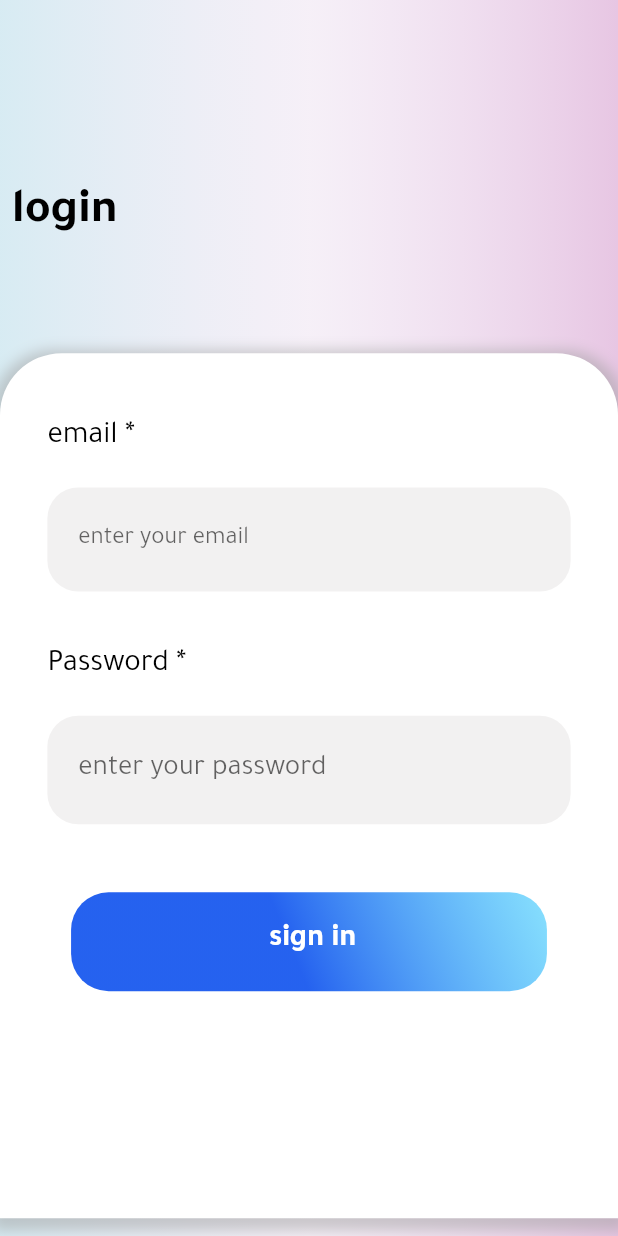
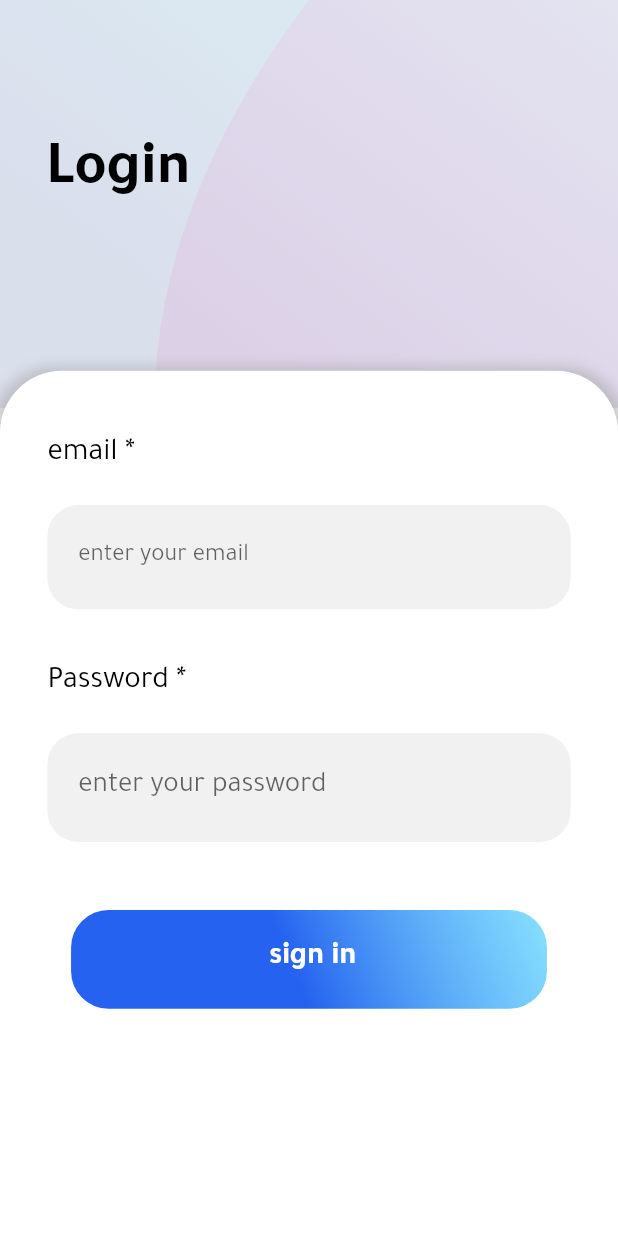
Before and after one commit to dwd330/todo, a Flutter app: the screen it shows after launch, on a phone screen of 412 x 824 dp. Run offline on Flutter 3.47's test engine with Material 2 defaults, Android fonts, the phone set to English and light mode, and no system bars; our stand-ins replace get, get_storage, isar, sizer; accounts and stored records are empty; generated files the repository leaves out were written again.

Commit message:
updated login ui

```diff
--- a/lib/utils/constants.dart
+++ b/lib/utils/constants.dart
@@ -1,22 +1,3 @@
-import 'package:flutter/material.dart';
-
-final ButtonStyle style1 = ElevatedButton.styleFrom(
-    foregroundColor: Colors.white,
-    backgroundColor: const Color.fromARGB(255, 27, 75, 166),
-    textStyle: const TextStyle(fontSize: 33));
-
-final ButtonStyle style2 = ElevatedButton.styleFrom(
-    foregroundColor: Colors.white,
-    backgroundColor: const Color.fromARGB(255, 163, 104, 83),
-    textStyle: const TextStyle(fontSize: 33));
-final ButtonStyle style3 = ElevatedButton.styleFrom(
-  elevation: 0,
-  foregroundColor: Colors.white,
-  backgroundColor: const Color.fromARGB(221, 19, 119, 213),
-);
-//color paltte
-const Color mainColor = Color.fromARGB(255, 22, 4, 75);
-
 //get_storage key
 const String isusertoken = "isusertoken";
 const String usertokenkey = "usertokenrolekey";
--- a/lib/utils/theme.dart
+++ b/lib/utils/theme.dart
@@ -15,7 +15,12 @@ const Color kCOlor7 = Color.fromARGB(202, 209, 224, 228);
 const kPrimaryColor = Color.fromARGB(255, 27, 5, 124);
 const inactiveColor = Color(0xFFb36365);
 const bgcolorlite = Color.fromARGB(132, 241, 244, 245);
+final ButtonStyle style1 = ElevatedButton.styleFrom(
+    foregroundColor: Colors.white,
+    backgroundColor: const Color.fromARGB(255, 27, 75, 166),
+    textStyle: const TextStyle(fontSize: 33));
 
+//color paltte
 class ThemesApp {
   static final light = ThemeData(
     fontFamily: "Tajawal",
--- a/lib/view/screens/components/Carditems.dart
+++ b/lib/view/screens/components/list_todos.dart
@@ -1,13 +1,12 @@
 import 'package:flutter/material.dart';
 import 'package:get/get.dart';
-import 'package:sizer/sizer.dart';
 
 import '../../../logic/controllers/main_controller.dart';
 import '../../../routes/routes.dart';
 import 'build_todo_card.dart';
 
-class CardItems extends StatelessWidget {
-  CardItems({Key? key}) : super(key: key);
+class ListTodos extends StatelessWidget {
+  ListTodos({Key? key}) : super(key: key);
 
   final controller = Get.find<MainController>();
 
@@ -50,13 +49,17 @@ class CardItems extends StatelessWidget {
                             return buildTodoCard(
                               todo: controller.todoList[index],
                               mainController: controller,
-                              onTap: () {},
+                              onTap: () {
+                                print("tapped..");
+                              },
                             );
                           } else {
                             return buildTodoCard(
                                 todo: controller.fliterList[index],
                                 mainController: controller,
-                                onTap: () {});
+                                onTap: () {
+                                  print("tapped...");
+                                });
                           }
                         },
                       ),
--- a/lib/view/screens/login/login_screen.dart
+++ b/lib/view/screens/login/login_screen.dart
@@ -1,5 +1,6 @@
 import 'package:flutter/material.dart';
 import 'package:sizer/sizer.dart';
+import 'package:todo/view/widgets/custom_background.dart';
 import '../../widgets/text_input.dart';
 import 'login_form.dart';
 
@@ -10,40 +11,25 @@ class LoginScreen extends StatelessWidget {
   Widget build(BuildContext context) {
     return Scaffold(
         body: SafeArea(
-      child: SingleChildScrollView(
-          child: Container(
-        width: 100.w,
-        height: 100.h,
-        padding: EdgeInsets.only(top: 10.h),
-        decoration: const BoxDecoration(
-            gradient: LinearGradient(
-          begin: Alignment.topRight,
-          end: Alignment.topLeft,
-          colors: [
-            Color.fromARGB(255, 231, 198, 227),
-            Color.fromARGB(105, 240, 225, 244),
-            Color.fromARGB(155, 193, 226, 238)
-          ],
-        )),
-        child: Padding(
-          padding: EdgeInsets.only(top: 5.h),
-          child: Column(
-            crossAxisAlignment: CrossAxisAlignment.start,
-            mainAxisAlignment: MainAxisAlignment.end,
-            children: [
-              Expanded(
-                flex: 1,
-                child: TextInput(
-                    fontSize: 24.sp,
-                    fontWeight: FontWeight.bold,
-                    text: " login",
-                    color: Colors.black),
-              ),
-              Expanded(flex: 6, child: LoginForm()),
-            ],
+            child: SingleChildScrollView(
+      child: CustomBackground(
+          widget: Column(
+        crossAxisAlignment: CrossAxisAlignment.start,
+        children: [
+          Expanded(
+            flex: 3,
+            child: Padding(
+              padding: EdgeInsets.only(top: 11.h, left: 5.w),
+              child: TextInput(
+                  fontSize: 30.sp,
+                  fontWeight: FontWeight.bold,
+                  text: " Login",
+                  color: Colors.black),
+            ),
           ),
-        ),
+          const Expanded(flex: 7, child: LoginForm()),
+        ],
       )),
-    ));
+    )));
   }
 }
--- a/lib/view/screens/main_screen.dart
+++ b/lib/view/screens/main_screen.dart
@@ -5,7 +5,7 @@ import '../../logic/controllers/main_controller.dart';
 import '../widgets/custom_flitericon.dart';
 import '../widgets/floating_action_widget.dart';
 import '../widgets/text_input.dart';
-import 'components/Carditems.dart';
+import 'components/list_todos.dart';
 
 class MainScreen extends StatefulWidget {
   const MainScreen({Key? key}) : super(key: key);
@@ -57,7 +57,7 @@ class _MainScreenState extends State<MainScreen> {
               Color.fromARGB(146, 167, 172, 230)
             ],
           )),
-          child: CardItems(),
+          child: ListTodos(),
         ),
       ),
     );
--- a/lib/view/widgets/button.dart
+++ b/lib/view/widgets/button.dart
@@ -2,7 +2,7 @@ import 'package:flutter/material.dart';
 import 'package:get/get_rx/src/rx_typedefs/rx_typedefs.dart';
 import 'package:sizer/sizer.dart';
 
-import '../../utils/constants.dart';
+import '../../utils/theme.dart';
 import 'text_input.dart';
 
 class AppButton extends StatelessWidget {
--- /dev/null
+++ b/lib/view/widgets/custom_background.dart
@@ -0,0 +1,67 @@
+import 'package:flutter/material.dart';
+import 'package:sizer/sizer.dart';
+
+class CustomBackground extends StatelessWidget {
+  final Widget widget;
+  const CustomBackground({Key? key, required this.widget}) : super(key: key);
+
+  @override
+  Widget build(BuildContext context) {
+    return SizedBox(
+        width: 100.w,
+        height: 100.h,
+        child: Stack(
+          children: [
+            Container(
+              height: 33.h,
+              decoration: const BoxDecoration(
+                  gradient: LinearGradient(
+                begin: Alignment.topRight,
+                end: Alignment.bottomCenter,
+                colors: [
+                  Color.fromARGB(157, 199, 231, 242),
+                  Color.fromARGB(159, 199, 207, 228),
+                ],
+              )),
+            ),
+            ClipPath(
+              clipper: BezierClipper(),
+              child: Container(
+                height: 33.h,
+                decoration: const BoxDecoration(
+                    gradient: LinearGradient(
+                  begin: Alignment.topRight,
+                  end: Alignment.bottomCenter,
+                  colors: [
+                    Color.fromARGB(121, 237, 215, 235),
+                    Color.fromARGB(104, 223, 187, 223),
+                  ],
+                )),
+              ),
+            ),
+            widget,
+          ],
+        ));
+  }
+}
+
+class BezierClipper extends CustomClipper<Path> {
+  @override
+  Path getClip(Size size) {
+    Path path = Path();
+    path.lineTo(size.width * 0.5, 0);
+
+    path.quadraticBezierTo(
+        size.width * 0.25, size.height * 0.5, size.width * 0.25, size.height);
+
+    path.quadraticBezierTo(
+        size.width * 1, size.height * 1, size.width * 1, size.height * 1);
+    path.lineTo(size.width, 0);
+    return path;
+  }
+
+  @override
+  bool shouldReclip(covariant CustomClipper<Path> oldClipper) {
+    return false;
+  }
+}
```
